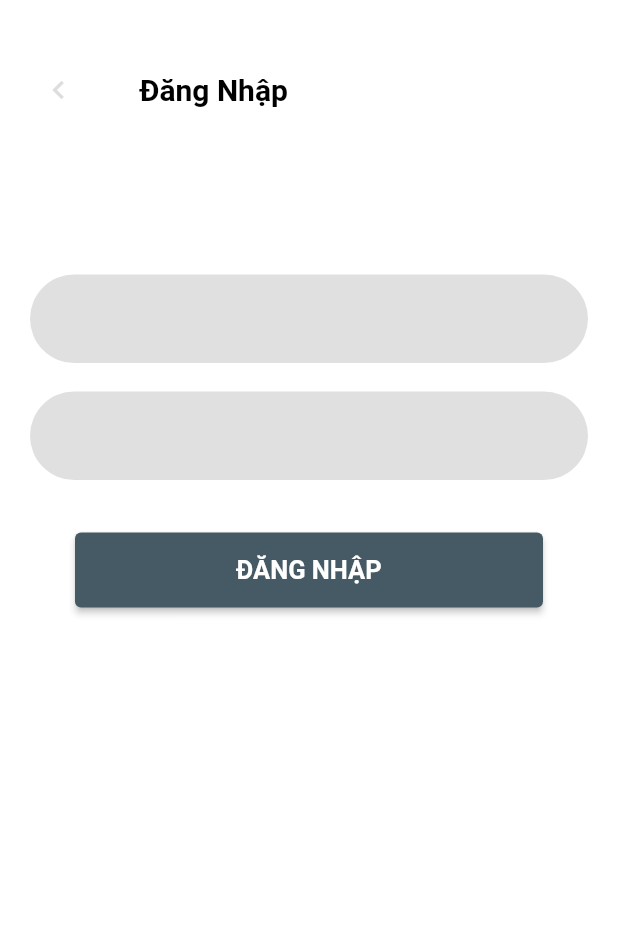
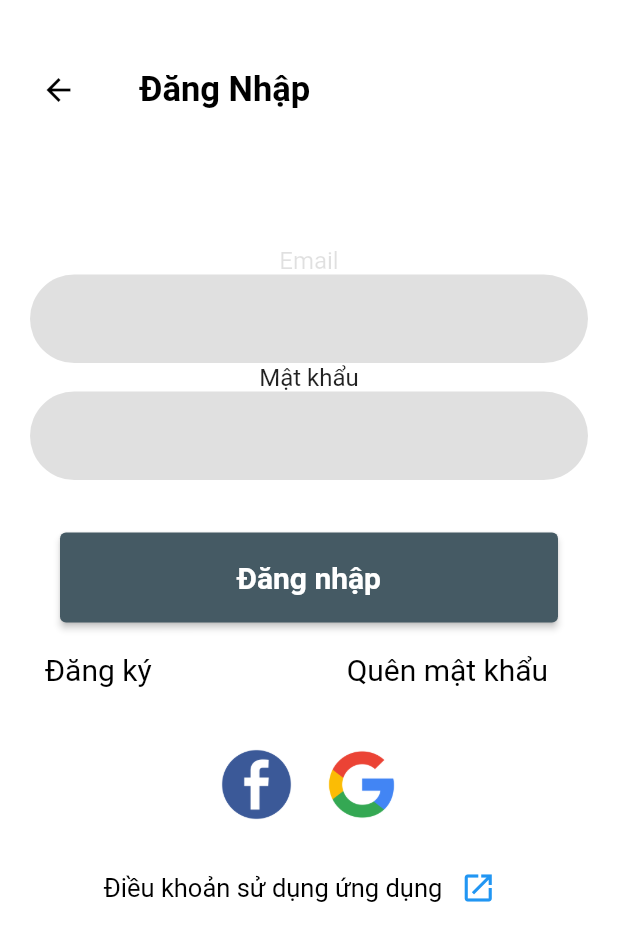
Before and after one commit to dangthithoait20a3b/ReadBook, a Flutter app: the screen it shows after launch, in the side drawer, after a tap on "ĐĂNG NHẬP", on a phone screen of 412 x 824 dp. Shown: the top 941 px of the screen. Run offline on Flutter 3.47's test engine with Material 2 defaults, Android fonts, the phone set to English and light mode, and no system bars; network calls fail.

Commit message:
UI Login

```diff
--- a/lib/Login/Login.dart
+++ b/lib/Login/Login.dart
@@ -47,8 +47,8 @@ class _LoginState extends State<Login> {
                         Navigator.push(context,
                             MaterialPageRoute(builder: (context) => KhamPha()));
                       },
-                      icon: Icon(Icons.chevron_left),
-                      color: Color.fromRGBO(221, 221, 221, 1),
+                      icon: Icon(Icons.arrow_back),
+                      color: Colors.black,
                     ),
                     decoration: BoxDecoration(
                         color: Color.fromRGBO(255, 255, 255, 0.03),
@@ -61,7 +61,7 @@ class _LoginState extends State<Login> {
                         "Đăng Nhập",
                         style: TextStyle(
                             color: Colors.black,
-                            fontSize: 20,
+                            fontSize: 23,
                             fontWeight: FontWeight.w700),
                       ),
                     ),
@@ -75,10 +75,10 @@ class _LoginState extends State<Login> {
                   child: Column(
                     children: [
                       Text(
-                        '',
+                        'Email',
                         style: TextStyle(
                           fontSize: 16,
-                          fontWeight: FontWeight.bold,
+                          fontWeight: FontWeight.w400,
                           color: Colors.black12,
                         ),
                       ),
@@ -106,9 +106,10 @@ class _LoginState extends State<Login> {
                         },
                       ),
                       Text(
-                        '',
+                        'Mật khẩu',
                         style: TextStyle(
-                            fontSize: 16, fontWeight: FontWeight.bold),
+                            fontSize: 16,
+                            fontWeight: FontWeight.w400),
                       ),
                       TextFormField(
                         decoration: InputDecoration(
@@ -139,6 +140,8 @@ class _LoginState extends State<Login> {
               ),
               SizedBox(
                 height: 35,
+
+
               ),
                   Container(
                     child: ElevatedButton(
@@ -147,21 +150,100 @@ class _LoginState extends State<Login> {
                       ElevatedButton.styleFrom(primary: Colors.blueGrey[700],
     ),
                       child: SizedBox(
-                        width: 280,
-                        height: 50,
+                        width: 300,
+                        height: 60,
                         child: Center(
                           child: Text(
-                            'ĐĂNG NHẬP',
+                            'Đăng nhập',
                             style: TextStyle(
                               color: Colors.white,
-                              fontSize: 17,
+                              fontSize: 20,
                               fontWeight: FontWeight.bold,
-                                )
+                                ),
                             ),
                           ),
                         ),
                       ),
                     ),
+
+
+              Row(
+                children: [
+                  Container(
+                    margin: EdgeInsets.only(top: 20, left: 30),
+                    child: Text(
+                      "Đăng ký",
+                      style: TextStyle(
+                          color: Colors.black,
+                          fontSize: 20,
+                          fontWeight: FontWeight.w400),
+                    ),
+                  ),
+                  Container(
+                    margin: EdgeInsets.only(top: 20, left: 130),
+                    child: Text(
+                      "Quên mật khẩu",
+                      style: TextStyle(
+                          color: Colors.black,
+                          fontSize: 20,
+                          fontWeight: FontWeight.w400),
+                    ),
+                  ),
+             ],
+              ),
+              Row(
+                mainAxisAlignment: MainAxisAlignment.center,
+                children:[
+                  Container(
+                    margin: EdgeInsets.only(top: 40),
+                    width: 50,
+                    height: 50,
+                    child: Image.asset(
+                      'images/facebook.png',
+                  ),
+                  ),
+                  Container(
+                    width: 50,
+                    height: 50,
+                    margin: EdgeInsets.only(top: 40,left: 20),
+                    child: Image.asset(
+                      'images/google.png',
+                  ),
+                  ),
+                ],
+              ),
+              Row(
+                mainAxisAlignment: MainAxisAlignment.center,
+                children: [
+                  Container(
+                    margin: EdgeInsets.only(top: 20),
+                      child: Text(
+                        "Điều khoản sử dụng ứng dụng",
+                        style: TextStyle(
+                            color: Colors.black,
+                            fontSize: 17,
+                            fontWeight: FontWeight.w400),
+                      ),
+                    ),
+
+                    Container(
+                      margin: EdgeInsets.only(top: 20),
+                      child: IconButton(
+                      onPressed: () {
+                      },
+                      icon: Icon(Icons.open_in_new),
+                      color: Colors.blue,
+
+                      ),
+                    ),
+
+
+                ],
+              ),
+
+
+
+
                 ],
               ),
 
--- a/pubspec.yaml
+++ b/pubspec.yaml
@@ -58,9 +58,9 @@ flutter:
   uses-material-design: true
 
   # To add assets to your application, add an assets section, like this:
-  # assets:
-  #   - images/a_dot_burr.jpeg
-  #   - images/a_dot_ham.jpeg
+  assets:
+    - images/facebook.png
+    - images/google.png
 
   # An image asset can refer to one or more resolution-specific "variants", see
   # https://flutter.dev/assets-and-images/#resolution-aware
```
Also changed, not shown: images/facebook.png (added), images/google.png (added).
